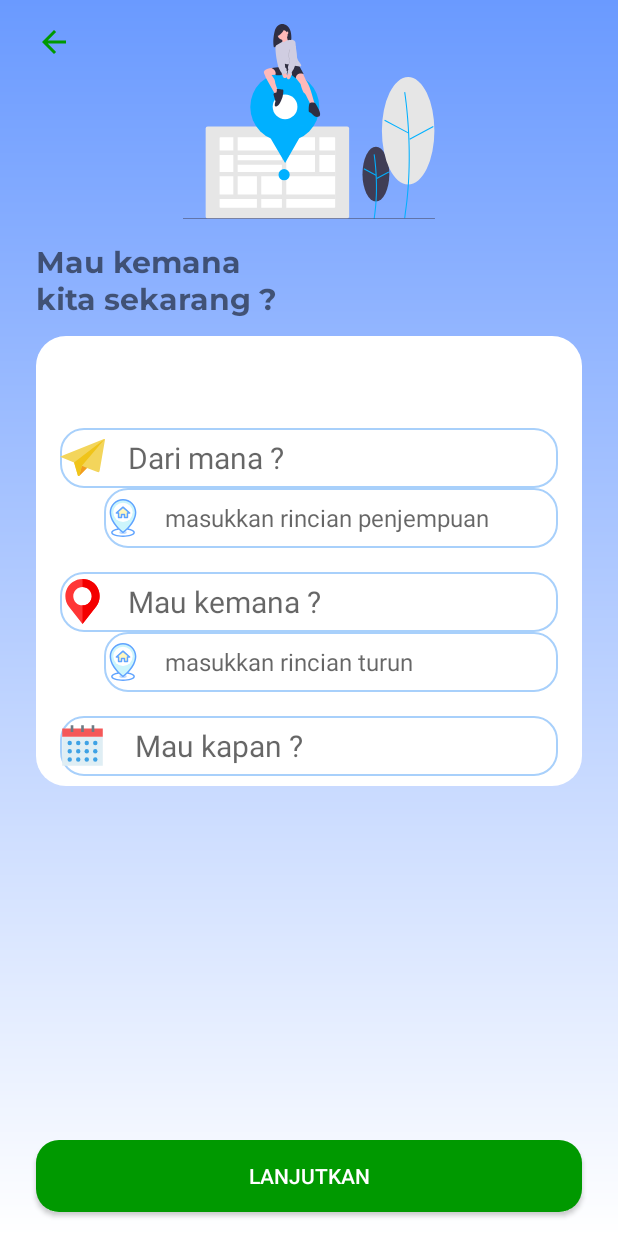
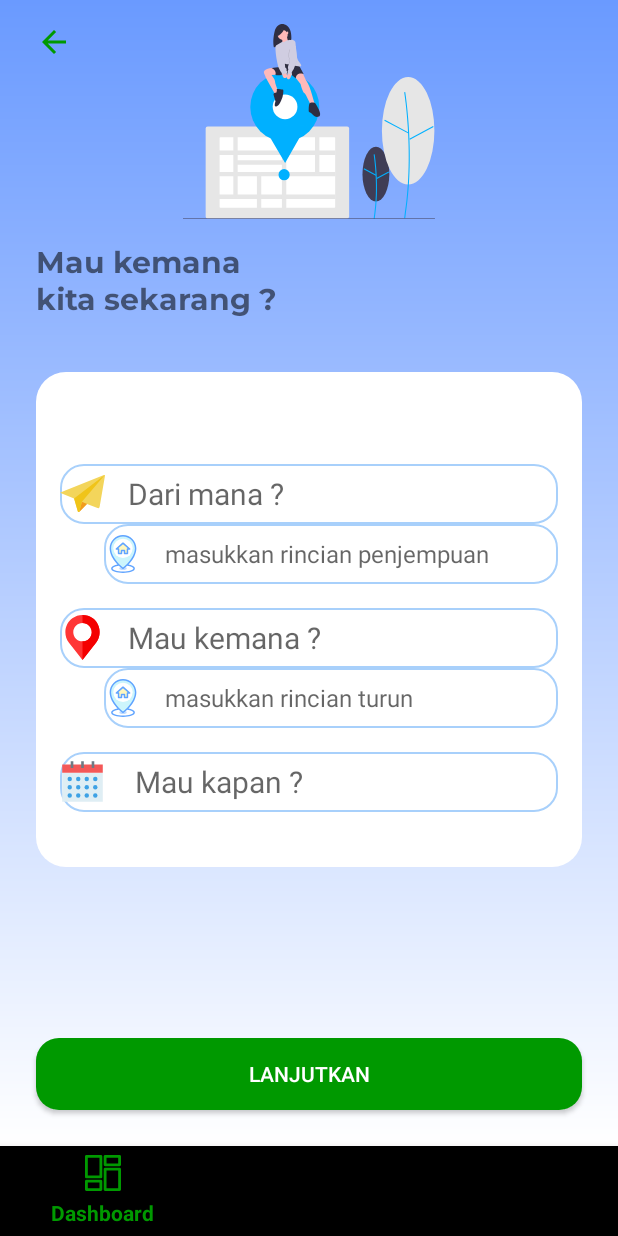
Before and after one commit to Baharudin78/TravelApp, an Android app: the Dashboard screen opened directly, with no data from a screen before it, after a tap on an icon or button, on a phone screen of 412 x 824 dp. Run offline under Robolectric (Android 15) with nearby library versions, the phone set to English and light mode, and no system bars; our stand-ins replace Firebase (no records; nobody signed in at launch, a user with empty details on screens opened directly), navigation-ui; Roboto replaces fonts that are not available here.

Commit message:
maintenence code

```diff
--- a/app/src/main/java/com/baharudin/travelapp/BusActivity.kt
+++ b/app/src/main/java/com/baharudin/travelapp/BusActivity.kt
@@ -35,6 +35,10 @@ class BusActivity : AppCompatActivity() {
         binding.tvTujuanAkhir.text = data?.tempatAwal
         binding.tvTanggal.text = data?.tanggal
 
+        binding.ivBack.setOnClickListener {
+
+        }
+
 
         binding.rvDaftarMobil.layoutManager = LinearLayoutManager(this)
         getData()
--- a/app/src/main/java/com/baharudin/travelapp/LoginActivity.kt
+++ b/app/src/main/java/com/baharudin/travelapp/LoginActivity.kt
@@ -3,6 +3,7 @@ package com.baharudin.travelapp
 import android.content.Intent
 import androidx.appcompat.app.AppCompatActivity
 import android.os.Bundle
+import android.view.View
 import android.widget.Toast
 import com.baharudin.travelapp.databinding.ActivityLoginBinding
 import com.baharudin.travelapp.model.Users
@@ -44,6 +45,8 @@ class LoginActivity : AppCompatActivity() {
                 binding.etPassword.requestFocus()
             }else{
                 getUser(iUsername,iPassword)
+                binding.progressBar.visibility = View.VISIBLE
+
             }
 
         }
--- a/app/src/main/java/com/baharudin/travelapp/fragment/Dashboard.kt
+++ b/app/src/main/java/com/baharudin/travelapp/fragment/Dashboard.kt
@@ -1,11 +1,10 @@
 package com.baharudin.travelapp.fragment
 
-import android.content.Intent
 import android.os.Bundle
 import android.view.View
 import androidx.fragment.app.Fragment
+import androidx.navigation.fragment.findNavController
 import com.baharudin.travelapp.R
-import com.baharudin.travelapp.TujuanActivity
 import com.baharudin.travelapp.databinding.FragmentDashboardBinding
 import com.baharudin.travelapp.utils.Preference
 import com.bumptech.glide.Glide
@@ -39,8 +38,11 @@ class Dashboard : Fragment(R.layout.fragment_dashboard) {
                 .into(binding.ivFoto)
         }
         binding.ivBus.setOnClickListener {
-            startActivity(Intent(activity,TujuanActivity::class.java))
+//            startActivity(Intent(activity,TujuanActivity::class.java))
+
+            findNavController().navigate(R.id.action_dashboard_to_tujuanFragment)
         }
+
     }
 
 //    override fun onCreateView(
--- a/app/src/main/java/com/baharudin/travelapp/TujuanActivity.kt
+++ b/app/src/main/java/com/baharudin/travelapp/ui/TujuanFragment.kt
@@ -1,19 +1,27 @@
-package com.baharudin.travelapp
+package com.baharudin.travelapp.ui
 
 import android.app.Activity
+
 import android.app.DatePickerDialog
 import android.content.Intent
-import androidx.appcompat.app.AppCompatActivity
 import android.os.Bundle
+import android.view.View
 import android.widget.Toast
-import com.baharudin.travelapp.databinding.ActivityTujuanBinding
+import androidx.fragment.app.Fragment
+import androidx.navigation.fragment.findNavController
+import com.baharudin.travelapp.*
+import com.baharudin.travelapp.R
+import com.baharudin.travelapp.databinding.FragmentTujuanBinding
 import com.baharudin.travelapp.model.Ticket
 import com.baharudin.travelapp.utils.Preference
 import com.google.firebase.database.*
 import java.text.SimpleDateFormat
 import java.util.*
 
-class TujuanActivity : AppCompatActivity() {
+class TujuanFragment : Fragment(R.layout.fragment_tujuan) {
+
+    private var _binding : FragmentTujuanBinding? = null
+    private val binding get() = _binding!!
 
     private lateinit var tujuanAwal: String
     private lateinit var tempatAwal: String
@@ -27,14 +35,12 @@ class TujuanActivity : AppCompatActivity() {
     private lateinit var firebaseInstance : FirebaseDatabase
     private lateinit var mDataRef : DatabaseReference
     lateinit var preference : Preference
-    lateinit var binding : ActivityTujuanBinding
 
-    override fun onCreate(savedInstanceState: Bundle?) {
-        super.onCreate(savedInstanceState)
-        binding = ActivityTujuanBinding.inflate(layoutInflater)
-        setContentView(binding.root)
+    override fun onViewCreated(view: View, savedInstanceState: Bundle?) {
+        _binding = FragmentTujuanBinding.bind(view)
+        super.onViewCreated(view, savedInstanceState)
 
-        preference = Preference(this)
+        preference = Preference(requireContext())
         iKemana = binding.tvKemana.text.toString()
         iUsername = binding.tvNamaku.text.toString()
         firebaseInstance = FirebaseDatabase.getInstance()
@@ -44,12 +50,16 @@ class TujuanActivity : AppCompatActivity() {
 
         binding.tvNamaku.setText(preference.getData("username"))
         binding.tvDarimana.setOnClickListener {
-            val intent = Intent(this,TujuanAwalActivity::class.java)
+
+            val intent = Intent(requireContext(),TujuanAwalActivity::class.java)
             startActivityForResult(intent, 10)
         }
         binding.tvKemana.setOnClickListener {
-            val intent2 = Intent(this,DestinasiActivity::class.java)
+            val intent2 = Intent(requireContext(),DestinasiActivity::class.java)
             startActivityForResult(intent2,13)
+        }
+        binding.ivBack.setOnClickListener {
+            findNavController().navigate(R.id.action_tujuanFragment_to_dashboard)
         }
 
         binding.btLanjutkan.setOnClickListener {
@@ -85,7 +95,7 @@ class TujuanActivity : AppCompatActivity() {
             val newCalendar: Calendar = Calendar.getInstance()
 
             val datePickerDialog = DatePickerDialog(
-                this,
+                requireContext(),
                 { view, year, monthOfYear, dayOfMonth ->
                     val newDate: Calendar = Calendar.getInstance()
                     newDate.set(year, monthOfYear, dayOfMonth)
@@ -99,9 +109,7 @@ class TujuanActivity : AppCompatActivity() {
 
             datePickerDialog.show()
         }
-
     }
-
     override fun onActivityResult(requestCode: Int, resultCode: Int, data: Intent?) {
         super.onActivityResult(requestCode, resultCode, data)
         if (requestCode == 10){
@@ -141,16 +149,17 @@ class TujuanActivity : AppCompatActivity() {
                 preference.setData("tanggal", tiket.tanggal.toString())
 
 
-                val intent = Intent(this@TujuanActivity, BusActivity::class.java)
+                val intent = Intent(requireContext(), BusActivity::class.java)
                 intent.putExtra("data", tiket)
                 startActivity(intent)
             }
 
             override fun onCancelled(error: DatabaseError) {
-                Toast.makeText(this@TujuanActivity, "database error", Toast.LENGTH_SHORT).show()
+                Toast.makeText(requireContext(), "database error", Toast.LENGTH_SHORT).show()
             }
 
         })
 
     }
+
 }
--- a/app/src/main/res/layout/activity_bus.xml
+++ b/app/src/main/res/layout/activity_bus.xml
@@ -93,7 +93,7 @@
             <androidx.recyclerview.widget.RecyclerView
                 android:id="@+id/rv_daftar_mobil"
                 android:layout_width="match_parent"
-                android:layout_height="450dp"
+                android:layout_height="0dp"
                 android:layout_marginStart="16dp"
                 android:layout_marginTop="8dp"
                 tools:listitem="@layout/item_travel_list"
--- a/app/src/main/res/layout/activity_login.xml
+++ b/app/src/main/res/layout/activity_login.xml
@@ -84,4 +84,15 @@
         app:layout_constraintEnd_toEndOf="parent"
         app:layout_constraintStart_toStartOf="parent"
         app:layout_constraintTop_toBottomOf="@+id/textView5" />
+
+    <ProgressBar
+        android:id="@+id/progressBar"
+        style="?android:attr/progressBarStyle"
+        android:layout_width="100dp"
+        android:visibility="invisible"
+        android:layout_height="100dp"
+        app:layout_constraintBottom_toBottomOf="parent"
+        app:layout_constraintEnd_toEndOf="parent"
+        app:layout_constraintStart_toStartOf="parent"
+        app:layout_constraintTop_toTopOf="parent" />
 </androidx.constraintlayout.widget.ConstraintLayout>
--- a/app/src/main/res/layout/activity_tujuan.xml
+++ /dev/null
@@ -1,178 +0,0 @@
-<?xml version="1.0" encoding="utf-8"?>
-<androidx.constraintlayout.widget.ConstraintLayout xmlns:android="http://schemas.android.com/apk/res/android"
-    xmlns:app="http://schemas.android.com/apk/res-auto"
-    xmlns:tools="http://schemas.android.com/tools"
-    android:layout_width="match_parent"
-    android:layout_height="match_parent"
-    android:background="@drawable/bg_gradient2"
-    tools:context=".TujuanActivity">
-
-   <ImageView
-       android:id="@+id/imageView4"
-       android:layout_width="match_parent"
-       android:layout_height="130dp"
-       android:layout_marginStart="24dp"
-       android:layout_marginTop="16dp"
-       android:layout_marginEnd="24dp"
-       app:layout_constraintEnd_toEndOf="parent"
-       app:layout_constraintStart_toStartOf="parent"
-       app:layout_constraintTop_toTopOf="parent"
-       app:srcCompat="@drawable/ic_undraw_loacation" />
-
-   <TextView
-       android:id="@+id/textView8"
-       android:layout_width="wrap_content"
-       android:layout_height="wrap_content"
-       android:layout_marginStart="24dp"
-       android:layout_marginTop="16dp"
-       android:textSize="20sp"
-       android:fontFamily="@font/montserrat_bold"
-       android:text="Mau kemana \nkita sekarang ?"
-       app:layout_constraintStart_toStartOf="parent"
-       app:layout_constraintTop_toBottomOf="@+id/imageView4" />
-
-   <LinearLayout
-       android:layout_width="match_parent"
-       android:layout_height="300dp"
-       android:layout_marginStart="24dp"
-       android:layout_marginTop="8dp"
-       android:orientation="vertical"
-       android:background="@drawable/bg_shape_white"
-       android:layout_marginEnd="24dp"
-       app:layout_constraintEnd_toEndOf="parent"
-       app:layout_constraintStart_toStartOf="parent"
-       app:layout_constraintTop_toBottomOf="@+id/textView8" >
-
-      <androidx.constraintlayout.widget.ConstraintLayout
-          android:layout_width="match_parent"
-          android:layout_height="match_parent">
-
-         <TextView
-             android:id="@+id/tv_namaku"
-             android:layout_width="wrap_content"
-             android:layout_height="wrap_content"
-             android:fontFamily="@font/montserrat_bold"
-             android:layout_marginStart="16dp"
-             android:layout_marginTop="16dp"
-             tools:text="Baharudin"
-             android:textSize="20sp"
-             app:layout_constraintStart_toStartOf="parent"
-             app:layout_constraintTop_toTopOf="parent" />
-
-
-         <TextView
-             android:id="@+id/tv_darimana"
-             android:layout_width="0dp"
-             android:layout_height="40dp"
-             android:layout_marginStart="16dp"
-             android:layout_marginTop="16dp"
-             android:layout_marginEnd="16dp"
-             android:background="@drawable/shape_retangle_blue"
-             android:drawablePadding="15dp"
-             android:gravity="center_vertical"
-             android:hint="Dari mana ?"
-             android:textColor="@color/colorBlack"
-             android:textSize="20sp"
-             app:drawableStartCompat="@drawable/ic_send"
-             app:layout_constraintEnd_toEndOf="parent"
-             app:layout_constraintStart_toStartOf="parent"
-             app:layout_constraintTop_toBottomOf="@+id/tv_namaku" />
-
-         <EditText
-             android:id="@+id/tv_rincian1"
-             android:layout_width="0dp"
-             android:layout_height="40dp"
-             android:layout_marginStart="45dp"
-             android:layout_marginEnd="16dp"
-             android:background="@drawable/shape_retangle_blue"
-             android:drawablePadding="15dp"
-             android:gravity="center_vertical"
-             android:hint="masukkan rincian penjempuan"
-             android:textSize="16sp"
-             android:textColor="@color/colorBlack"
-             app:drawableStartCompat="@drawable/ic_adress"
-             app:layout_constraintEnd_toEndOf="parent"
-             app:layout_constraintStart_toStartOf="parent"
-             app:layout_constraintTop_toBottomOf="@+id/tv_darimana" />
-
-         <TextView
-             android:id="@+id/tv_kemana"
-             android:layout_width="0dp"
-             android:layout_height="40dp"
-             android:layout_marginStart="16dp"
-             android:layout_marginTop="16dp"
-             android:layout_marginEnd="16dp"
-             android:background="@drawable/shape_retangle_blue"
-             android:drawablePadding="15dp"
-             android:gravity="center_vertical"
-             android:hint="Mau kemana ?"
-             android:textColor="@color/colorBlack"
-             android:textSize="20sp"
-             app:drawableStartCompat="@drawable/ic_pin"
-             app:layout_constraintEnd_toEndOf="parent"
-             app:layout_constraintStart_toStartOf="parent"
-             app:layout_constraintTop_toBottomOf="@+id/tv_rincian1" />
-
-         <EditText
-             android:id="@+id/tv_rincian2"
-             android:layout_width="0dp"
-             android:layout_height="40dp"
-             android:layout_marginStart="45dp"
-             android:textColor="@color/colorBlack"
-             android:layout_marginEnd="16dp"
-             android:background="@drawable/shape_retangle_blue"
-             android:drawablePadding="15dp"
-             android:gravity="center_vertical"
-             android:hint="masukkan rincian turun"
-             android:textSize="16sp"
-             app:drawableStartCompat="@drawable/ic_adress"
-             app:layout_constraintEnd_toEndOf="parent"
-             app:layout_constraintStart_toStartOf="parent"
-             app:layout_constraintTop_toBottomOf="@+id/tv_kemana" />
-
-         <TextView
-             android:id="@+id/tv_tanggal"
-             android:layout_width="0dp"
-             android:layout_height="40dp"
-             android:layout_marginStart="16dp"
-             android:layout_marginTop="16dp"
-             android:layout_marginEnd="16dp"
-             android:textColor="@color/colorBlack"
-             android:background="@drawable/shape_retangle_blue"
-             android:drawablePadding="15dp"
-             android:gravity="center_vertical"
-             android:hint=" Mau kapan ?"
-             android:textSize="20sp"
-             app:drawableStartCompat="@drawable/ic_date"
-             app:layout_constraintEnd_toEndOf="parent"
-             app:layout_constraintStart_toStartOf="parent"
-             app:layout_constraintTop_toBottomOf="@+id/tv_rincian2" />
-
-      </androidx.constraintlayout.widget.ConstraintLayout>
-
-   </LinearLayout>
-
-   <Button
-       android:id="@+id/bt_lanjutkan"
-       style="@style/Button"
-       android:layout_width="0dp"
-       android:layout_height="wrap_content"
-       android:layout_marginStart="24dp"
-       android:layout_marginEnd="24dp"
-       android:layout_marginBottom="16dp"
-       android:text="Lanjutkan"
-       app:layout_constraintBottom_toBottomOf="parent"
-       app:layout_constraintEnd_toEndOf="parent"
-       app:layout_constraintStart_toStartOf="parent" />
-
-   <ImageView
-       android:id="@+id/imageView5"
-       android:layout_width="wrap_content"
-       android:layout_height="wrap_content"
-       android:layout_marginStart="24dp"
-       android:layout_marginTop="16dp"
-       app:layout_constraintStart_toStartOf="parent"
-       app:layout_constraintTop_toTopOf="parent"
-       app:srcCompat="@drawable/ic_back_24" />
-
-</androidx.constraintlayout.widget.ConstraintLayout>
--- /dev/null
+++ b/app/src/main/res/layout/fragment_tujuan.xml
@@ -0,0 +1,180 @@
+<?xml version="1.0" encoding="utf-8"?>
+<androidx.constraintlayout.widget.ConstraintLayout xmlns:android="http://schemas.android.com/apk/res/android"
+    android:layout_width="match_parent"
+    android:layout_height="match_parent"
+    xmlns:tools="http://schemas.android.com/tools"
+    xmlns:app="http://schemas.android.com/apk/res-auto"
+    android:background="@drawable/bg_gradient2"
+    tools:context=".ui.TujuanFragment">
+
+    <ImageView
+        android:id="@+id/imageView4"
+        android:layout_width="match_parent"
+        android:layout_height="130dp"
+        android:layout_marginStart="24dp"
+        android:layout_marginTop="16dp"
+        android:layout_marginEnd="24dp"
+        app:layout_constraintEnd_toEndOf="parent"
+        app:layout_constraintStart_toStartOf="parent"
+        app:layout_constraintTop_toTopOf="parent"
+        app:srcCompat="@drawable/ic_undraw_loacation" />
+
+    <TextView
+        android:id="@+id/textView8"
+        android:layout_width="wrap_content"
+        android:layout_height="wrap_content"
+        android:layout_marginStart="24dp"
+        android:layout_marginTop="16dp"
+        android:textSize="20sp"
+        android:fontFamily="@font/montserrat_bold"
+        android:text="Mau kemana \nkita sekarang ?"
+        app:layout_constraintStart_toStartOf="parent"
+        app:layout_constraintTop_toBottomOf="@+id/imageView4" />
+
+    <LinearLayout
+        android:layout_width="match_parent"
+        android:layout_height="330dp"
+        android:layout_marginStart="24dp"
+        android:layout_marginTop="32dp"
+        android:layout_marginEnd="24dp"
+
+        android:background="@drawable/bg_shape_white"
+        android:orientation="vertical"
+        app:layout_constraintEnd_toEndOf="parent"
+        app:layout_constraintStart_toStartOf="parent"
+        app:layout_constraintTop_toBottomOf="@+id/textView8">
+
+        <androidx.constraintlayout.widget.ConstraintLayout
+            android:layout_width="match_parent"
+            android:layout_height="match_parent">
+
+            <TextView
+                android:id="@+id/tv_namaku"
+                android:layout_width="wrap_content"
+                android:layout_height="wrap_content"
+                android:layout_marginStart="16dp"
+                android:layout_marginTop="16dp"
+                android:fontFamily="@font/montserrat_bold"
+                android:textSize="20sp"
+                app:layout_constraintStart_toStartOf="parent"
+                app:layout_constraintTop_toTopOf="parent"
+                tools:text="Baharudin" />
+
+
+            <TextView
+                android:id="@+id/tv_darimana"
+                android:layout_width="0dp"
+                android:layout_height="40dp"
+                android:layout_marginStart="16dp"
+                android:layout_marginTop="16dp"
+                android:layout_marginEnd="16dp"
+                android:background="@drawable/shape_retangle_blue"
+                android:drawablePadding="15dp"
+                android:gravity="center_vertical"
+                android:hint="Dari mana ?"
+                android:textColor="@color/colorBlack"
+                android:textSize="20sp"
+                app:drawableStartCompat="@drawable/ic_send"
+                app:layout_constraintEnd_toEndOf="parent"
+                app:layout_constraintStart_toStartOf="parent"
+                app:layout_constraintTop_toBottomOf="@+id/tv_namaku" />
+
+            <EditText
+                android:id="@+id/tv_rincian1"
+                android:layout_width="0dp"
+                android:layout_height="40dp"
+                android:layout_marginStart="45dp"
+                android:layout_marginEnd="16dp"
+                android:background="@drawable/shape_retangle_blue"
+                android:drawablePadding="15dp"
+                android:gravity="center_vertical"
+                android:hint="masukkan rincian penjempuan"
+                android:textColor="@color/colorBlack"
+                android:textSize="16sp"
+                app:drawableStartCompat="@drawable/ic_adress"
+                app:layout_constraintEnd_toEndOf="parent"
+                app:layout_constraintStart_toStartOf="parent"
+                app:layout_constraintTop_toBottomOf="@+id/tv_darimana" />
+
+            <TextView
+                android:id="@+id/tv_kemana"
+                android:layout_width="0dp"
+                android:layout_height="40dp"
+                android:layout_marginStart="16dp"
+                android:layout_marginTop="16dp"
+                android:layout_marginEnd="16dp"
+                android:background="@drawable/shape_retangle_blue"
+                android:drawablePadding="15dp"
+                android:gravity="center_vertical"
+                android:hint="Mau kemana ?"
+                android:textColor="@color/colorBlack"
+                android:textSize="20sp"
+                app:drawableStartCompat="@drawable/ic_pin"
+                app:layout_constraintEnd_toEndOf="parent"
+                app:layout_constraintStart_toStartOf="parent"
+                app:layout_constraintTop_toBottomOf="@+id/tv_rincian1" />
+
+            <EditText
+                android:id="@+id/tv_rincian2"
+                android:layout_width="0dp"
+                android:layout_height="40dp"
+                android:layout_marginStart="45dp"
+                android:layout_marginEnd="16dp"
+                android:background="@drawable/shape_retangle_blue"
+                android:drawablePadding="15dp"
+                android:gravity="center_vertical"
+                android:hint="masukkan rincian turun"
+                android:textColor="@color/colorBlack"
+                android:textSize="16sp"
+                app:drawableStartCompat="@drawable/ic_adress"
+                app:layout_constraintEnd_toEndOf="parent"
+                app:layout_constraintStart_toStartOf="parent"
+                app:layout_constraintTop_toBottomOf="@+id/tv_kemana" />
+
+            <TextView
+                android:id="@+id/tv_tanggal"
+                android:layout_width="0dp"
+                android:layout_height="40dp"
+                android:layout_marginStart="16dp"
+                android:layout_marginTop="16dp"
+                android:layout_marginEnd="16dp"
+                android:background="@drawable/shape_retangle_blue"
+                android:drawablePadding="15dp"
+                android:gravity="center_vertical"
+                android:hint=" Mau kapan ?"
+                android:textColor="@color/colorBlack"
+                android:textSize="20sp"
+                app:drawableStartCompat="@drawable/ic_date"
+                app:layout_constraintEnd_toEndOf="parent"
+                app:layout_constraintStart_toStartOf="parent"
+                app:layout_constraintTop_toBottomOf="@+id/tv_rincian2" />
+
+        </androidx.constraintlayout.widget.ConstraintLayout>
+
+    </LinearLayout>
+
+    <Button
+        android:id="@+id/bt_lanjutkan"
+        style="@style/Button"
+        android:layout_width="0dp"
+        android:layout_height="wrap_content"
+        android:layout_marginStart="24dp"
+        android:layout_marginEnd="24dp"
+        android:layout_marginBottom="24dp"
+        android:text="Lanjutkan"
+        app:layout_constraintBottom_toBottomOf="parent"
+        app:layout_constraintEnd_toEndOf="parent"
+        app:layout_constraintStart_toStartOf="parent" />
+
+    <ImageView
+        android:id="@+id/iv_back"
+        android:layout_width="wrap_content"
+        android:layout_height="wrap_content"
+        android:layout_marginStart="24dp"
+        android:layout_marginTop="16dp"
+        app:layout_constraintStart_toStartOf="parent"
+        app:layout_constraintTop_toTopOf="parent"
+        app:srcCompat="@drawable/ic_back_24" />
+
+
+</androidx.constraintlayout.widget.ConstraintLayout>
--- a/app/src/main/res/navigation/nav_bottom.xml
+++ b/app/src/main/res/navigation/nav_bottom.xml
@@ -9,7 +9,11 @@
         android:id="@+id/dashboard"
         android:name="com.baharudin.travelapp.fragment.Dashboard"
         android:label="Dashboard"
-        tools:layout="@layout/fragment_dashboard" />
+        tools:layout="@layout/fragment_dashboard" >
+        <action
+            android:id="@+id/action_dashboard_to_tujuanFragment"
+            app:destination="@id/tujuanFragment" />
+    </fragment>
     <fragment
         android:id="@+id/tiket"
         android:name="com.baharudin.travelapp.fragment.Tiket"
@@ -20,4 +24,13 @@
         android:name="com.baharudin.travelapp.fragment.Setting"
         android:label="Setting"
         tools:layout="@layout/fragment_setting" />
+    <fragment
+        android:id="@+id/tujuanFragment"
+        android:name="com.baharudin.travelapp.ui.TujuanFragment"
+        android:label="TujuanFragment"
+        tools:layout="@layout/fragment_tujuan" >
+        <action
+            android:id="@+id/action_tujuanFragment_to_dashboard"
+            app:destination="@id/dashboard" />
+    </fragment>
 </navigation>
```
